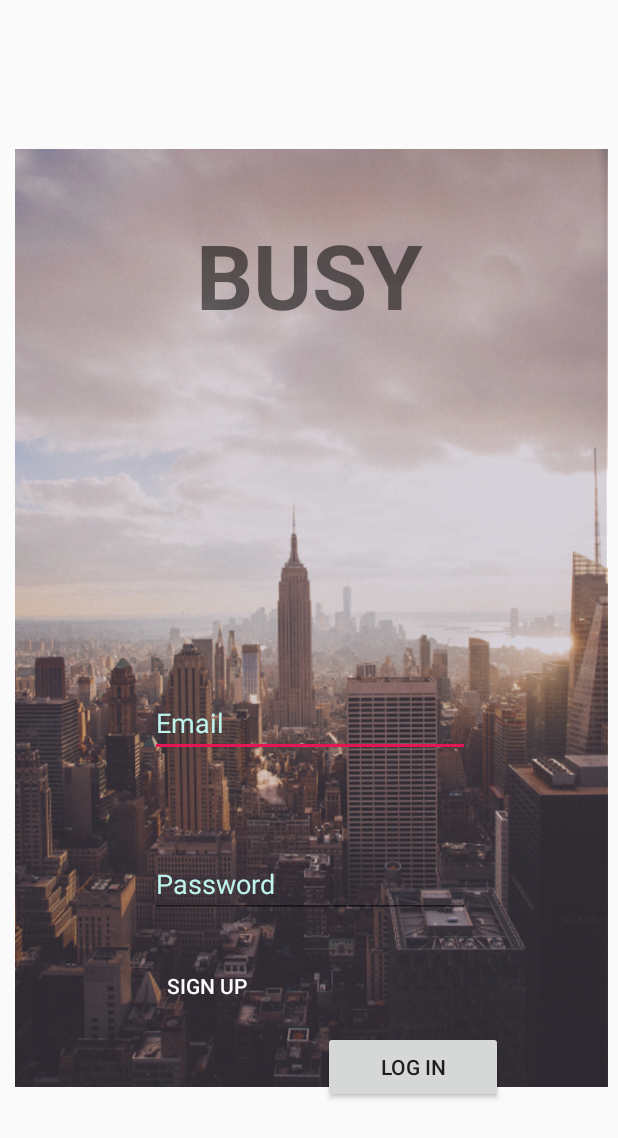
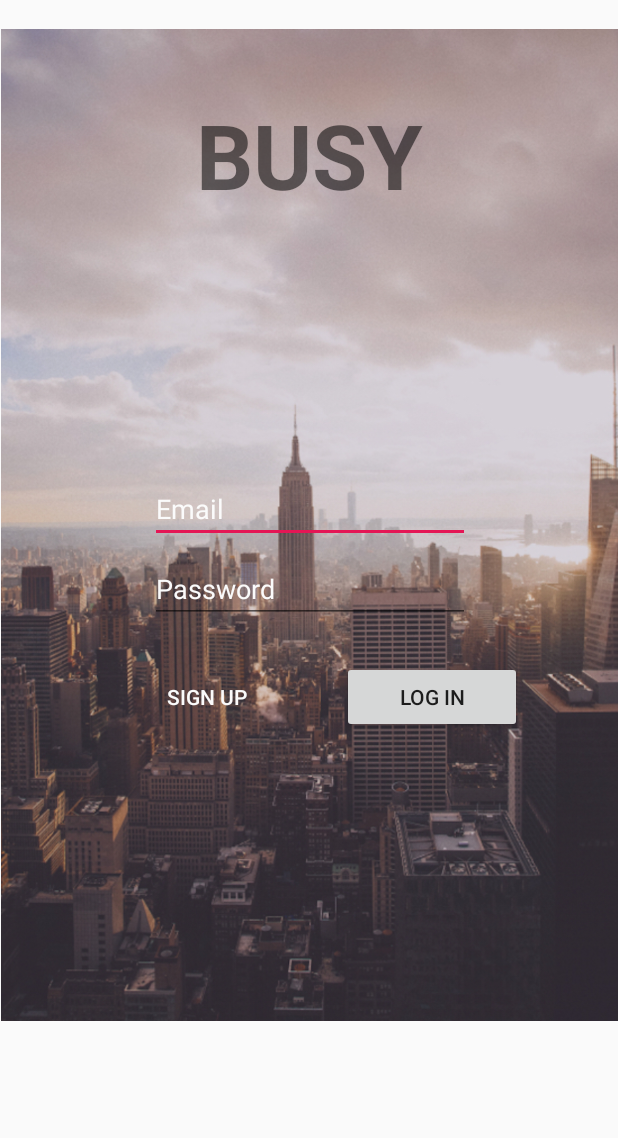
Before and after one commit to stormihoebe/busy-android, an Android app: the layout activity_login.xml on its own in the app's theme, with its tools: preview values and no code run, on a phone screen of 412 x 824 dp. Shown: the top 1138 px of the screen. Run offline under Robolectric (Android 15) with nearby library versions, the phone set to English and light mode, and no system bars.

Commit message:
change manifest to make login activity initial launch activity

```diff
--- a/app/src/main/AndroidManifest.xml
+++ b/app/src/main/AndroidManifest.xml
@@ -9,16 +9,18 @@
         android:roundIcon="@mipmap/ic_launcher_round"
         android:supportsRtl="true"
         android:theme="@style/AppTheme">
-        <activity android:name=".MainActivity">
-            <intent-filter>
-                <action android:name="android.intent.action.MAIN" />
-
-                <category android:name="android.intent.category.LAUNCHER" />
-            </intent-filter>
+        <activity
+            android:name=".MainActivity"
+            android:theme="@style/NoActionBarTheme">
         </activity>
         <activity
             android:name=".LoginActivity"
-            android:theme="@style/NoActionBarTheme"></activity>
+            android:theme="@style/NoActionBarTheme">
+                <intent-filter>
+                    <action android:name="android.intent.action.MAIN"/>
+                    <category android:name="android.intent.category.LAUNCHER" />
+                </intent-filter>
+        </activity>
         <activity android:name=".SignUpActivity"
             android:theme="@style/NoActionBarTheme"></activity>
     </application>
--- a/app/src/main/java/com/stormhoebe/busy/SignUpActivity.java
+++ b/app/src/main/java/com/stormhoebe/busy/SignUpActivity.java
@@ -11,10 +11,11 @@ import android.widget.Spinner;
 import android.widget.TextView;
 
 import butterknife.Bind;
+import butterknife.ButterKnife;
 
 public class SignUpActivity extends AppCompatActivity implements View.OnClickListener{
     @Bind(R.id.industrySpinner) Spinner mIndustrySpinner;
-    @Bind(R.id.signUpbutton) Button mSignUpButton;
+    @Bind(R.id.signUpButton) Button mSignUpButton;
     @Bind(R.id.signInTextView) TextView mSignInTextView;
 
 
@@ -23,6 +24,8 @@ public class SignUpActivity extends AppCompatActivity implements View.OnClickLis
     protected void onCreate(Bundle savedInstanceState) {
         super.onCreate(savedInstanceState);
         setContentView(R.layout.activity_sign_up);
+
+        ButterKnife.bind(this);
 
         mSignUpButton.setOnClickListener(this);
         mSignInTextView.setOnClickListener(this);
--- a/app/src/main/res/layout/activity_login.xml
+++ b/app/src/main/res/layout/activity_login.xml
@@ -8,20 +8,21 @@
 
     <ImageView
         android:id="@+id/imageView"
-        android:layout_width="515dp"
-        android:layout_height="625dp"
-        app:srcCompat="@drawable/background"
+        android:layout_width="509dp"
+        android:layout_height="661dp"
+        android:layout_marginBottom="0dp"
+        android:layout_marginEnd="8dp"
+        android:layout_marginLeft="0dp"
+        android:layout_marginRight="0dp"
+        android:layout_marginStart="8dp"
+        android:layout_marginTop="0dp"
         app:layout_constraintBottom_toBottomOf="parent"
-        android:layout_marginBottom="8dp"
-        android:layout_marginLeft="8dp"
         app:layout_constraintLeft_toLeftOf="parent"
-        android:layout_marginRight="8dp"
         app:layout_constraintRight_toRightOf="parent"
         app:layout_constraintTop_toTopOf="parent"
-        android:layout_marginTop="8dp"
-        android:layout_marginStart="8dp"
-        android:layout_marginEnd="8dp"
-        app:layout_constraintHorizontal_bias="0.496" />
+        app:layout_constraintVertical_bias="0.117"
+        app:srcCompat="@drawable/background"
+        app:layout_constraintHorizontal_bias="0.48" />
 
     <TextView
         android:id="@+id/textView"
@@ -62,18 +63,18 @@
         android:layout_height="wrap_content"
         android:ems="10"
         android:inputType="textEmailAddress"
-        android:textColor="@color/colorPrimary"
+        android:textColor="@color/likeWhite"
         android:hint="Email"
-        android:textColorHint="@color/colorPrimary"
-        android:layout_marginTop="236dp"
-        app:layout_constraintTop_toBottomOf="@+id/textView2"
+        android:textColorHint="@color/likeWhite"
         android:layout_marginLeft="8dp"
         app:layout_constraintLeft_toLeftOf="parent"
         android:layout_marginRight="8dp"
         app:layout_constraintRight_toRightOf="parent"
         app:layout_constraintHorizontal_bias="0.503"
         android:layout_marginStart="8dp"
-        android:layout_marginEnd="8dp" />
+        android:layout_marginEnd="8dp"
+        android:layout_marginBottom="8dp"
+        app:layout_constraintBottom_toTopOf="@+id/passwordEditText" />
 
     <EditText
         android:id="@+id/passwordEditText"
@@ -81,21 +82,18 @@
         android:layout_height="wrap_content"
         android:ems="10"
         android:hint="Password"
-        android:textColor="@color/colorPrimary"
-        android:textColorHint="@color/colorPrimary"
+        android:textColor="@color/likeWhite"
+        android:textColorHint="@color/likeWhite"
         android:inputType="textPassword"
-        android:layout_marginTop="8dp"
-        app:layout_constraintTop_toBottomOf="@+id/emailEditText"
         android:layout_marginLeft="8dp"
         app:layout_constraintLeft_toLeftOf="parent"
         android:layout_marginRight="8dp"
         app:layout_constraintRight_toRightOf="parent"
-        android:layout_marginBottom="8dp"
-        app:layout_constraintBottom_toTopOf="@+id/loginButton"
         app:layout_constraintHorizontal_bias="0.503"
-        app:layout_constraintVertical_bias="0.444"
         android:layout_marginStart="8dp"
-        android:layout_marginEnd="8dp" />
+        android:layout_marginEnd="8dp"
+        android:layout_marginBottom="17dp"
+        app:layout_constraintBottom_toTopOf="@+id/guideline3" />
 
     <Button
         android:id="@+id/loginButton"
@@ -106,11 +104,11 @@
         app:layout_constraintRight_toRightOf="parent"
         android:layout_marginLeft="8dp"
         app:layout_constraintLeft_toLeftOf="@+id/guideline"
-        app:layout_constraintHorizontal_bias="0.017"
+        app:layout_constraintHorizontal_bias="0.196"
         android:layout_marginStart="8dp"
         android:layout_marginEnd="8dp"
-        android:layout_marginBottom="53dp"
-        app:layout_constraintBottom_toTopOf="@+id/textView" />
+        app:layout_constraintTop_toTopOf="@+id/guideline3"
+        android:layout_marginTop="8dp" />
 
 
 
@@ -118,21 +116,18 @@
         android:id="@+id/signUpbutton"
         android:layout_width="120dp"
         android:layout_height="48dp"
-            android:layout_marginBottom="8dp"
         android:layout_marginLeft="8dp"
         android:layout_marginRight="8dp"
-            android:layout_marginTop="8dp"
         android:background="@android:color/transparent"
         android:text="Sign Up"
-            app:layout_constraintBottom_toTopOf="@+id/textView"
         app:layout_constraintHorizontal_bias="1.0"
         app:layout_constraintLeft_toLeftOf="parent"
         app:layout_constraintRight_toLeftOf="@+id/guideline"
-            app:layout_constraintTop_toBottomOf="@+id/passwordEditText"
-            app:layout_constraintVertical_bias="0.117"
         android:layout_marginStart="8dp"
         android:layout_marginEnd="8dp"
-            android:textColor="@color/likeWhite"/>
+        android:textColor="@color/likeWhite"
+        app:layout_constraintTop_toTopOf="@+id/guideline3"
+        android:layout_marginTop="8dp" />
 
 
     <android.support.constraint.Guideline
@@ -144,5 +139,19 @@
         tools:layout_editor_absoluteY="0dp"
         tools:layout_editor_absoluteX="192dp" />
 
+    <android.support.constraint.Guideline
+        android:layout_width="wrap_content"
+        android:layout_height="wrap_content"
+        android:id="@+id/guideline2"
+        app:layout_constraintGuide_begin="20dp"
+        android:orientation="horizontal" />
+
+    <android.support.constraint.Guideline
+        android:layout_width="wrap_content"
+        android:layout_height="wrap_content"
+        android:id="@+id/guideline3"
+        app:layout_constraintGuide_begin="433dp"
+        android:orientation="horizontal" />
+
 
 </android.support.constraint.ConstraintLayout>
--- a/app/src/main/res/layout/activity_sign_up.xml
+++ b/app/src/main/res/layout/activity_sign_up.xml
@@ -87,14 +87,15 @@
 
     <Spinner
         android:id="@+id/industrySpinner"
-        android:layout_width="370dp"
-        android:layout_height="43dp"
+        android:layout_width="277dp"
+        android:layout_height="42dp"
         android:layout_marginLeft="8dp"
         app:layout_constraintLeft_toLeftOf="parent"
         android:layout_marginRight="8dp"
         app:layout_constraintRight_toRightOf="parent"
-        android:layout_marginBottom="63dp"
-        app:layout_constraintBottom_toTopOf="@+id/signUpButton" />
+        android:layout_marginBottom="67dp"
+        app:layout_constraintBottom_toTopOf="@+id/signUpButton"
+        app:layout_constraintHorizontal_bias="0.505" />
 
     <TextView
         android:id="@+id/signInTextView"
```
Lines whose indentation alone changed are shown as unchanged.
